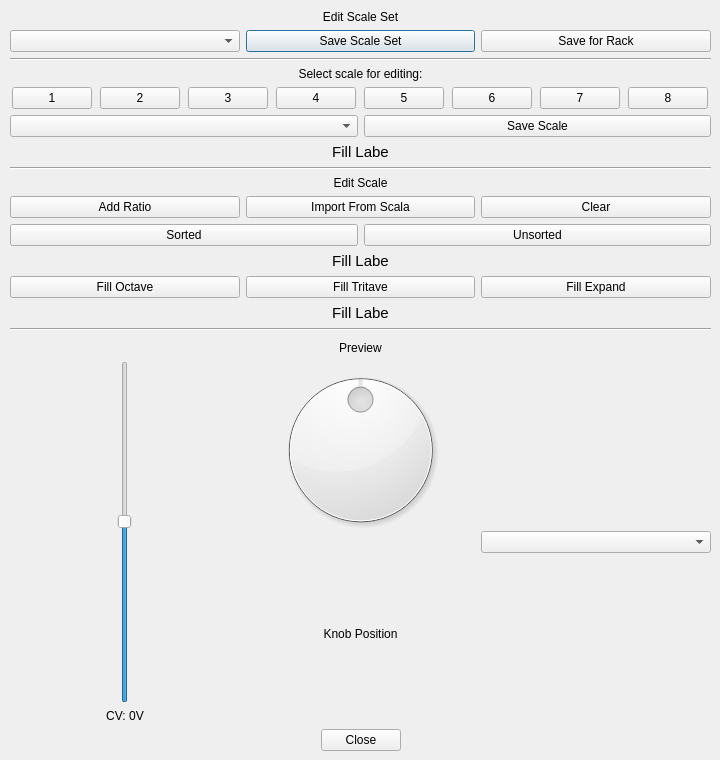
The window that sync3_scale_editor.ui (starlingcode/viaflash) describes before a commit, drawn with Qt 5.
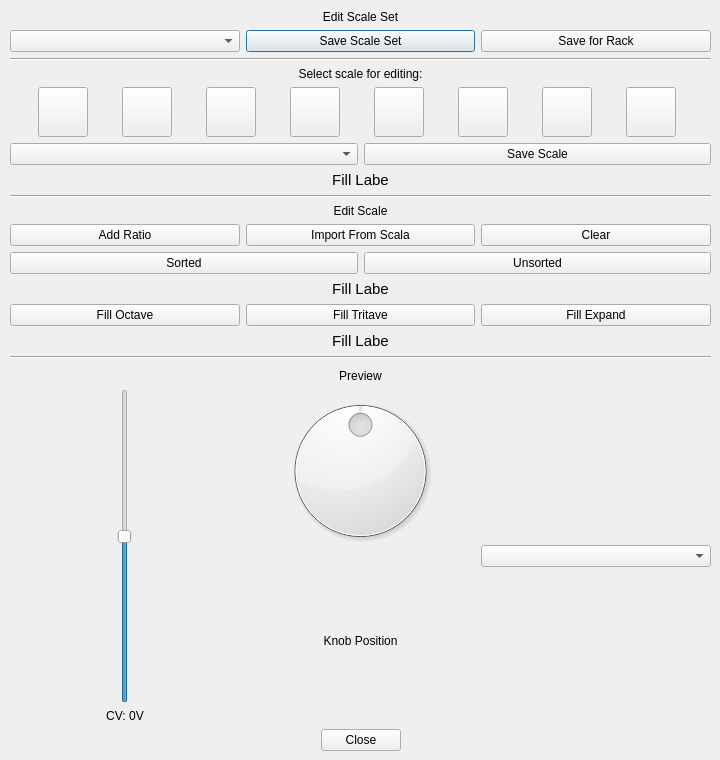
The same window after the commit. Custom widgets are drawn as their Qt base class.

Commit message: Implement led style buttons for sync3 scale editor

What changed in the file:
```diff
--- a/sync3_scale_editor.ui
+++ b/sync3_scale_editor.ui
@@ -94,19 +94,25 @@
          <bool>true</bool>
         </property>
         <property name="sizePolicy">
-         <sizepolicy hsizetype="Fixed" vsizetype="Fixed">
+         <sizepolicy hsizetype="Maximum" vsizetype="Fixed">
           <horstretch>0</horstretch>
           <verstretch>0</verstretch>
          </sizepolicy>
         </property>
         <property name="minimumSize">
          <size>
+          <width>50</width>
+          <height>50</height>
+         </size>
+        </property>
+        <property name="maximumSize">
+         <size>
           <width>30</width>
-          <height>0</height>
+          <height>16777215</height>
          </size>
         </property>
         <property name="text">
-         <string>1</string>
+         <string/>
         </property>
         <property name="checkable">
          <bool>true</bool>
@@ -126,12 +132,18 @@
         </property>
         <property name="minimumSize">
          <size>
+          <width>50</width>
+          <height>50</height>
+         </size>
+        </property>
+        <property name="maximumSize">
+         <size>
           <width>30</width>
-          <height>0</height>
+          <height>16777215</height>
          </size>
         </property>
         <property name="text">
-         <string>2</string>
+         <string/>
         </property>
         <property name="checkable">
          <bool>true</bool>
@@ -151,12 +163,18 @@
         </property>
         <property name="minimumSize">
          <size>
+          <width>50</width>
+          <height>50</height>
+         </size>
+        </property>
+        <property name="maximumSize">
+         <size>
           <width>30</width>
-          <height>0</height>
+          <height>16777215</height>
          </size>
         </property>
         <property name="text">
-         <string>3</string>
+         <string/>
         </property>
         <property name="checkable">
          <bool>true</bool>
@@ -176,12 +194,18 @@
         </property>
         <property name="minimumSize">
          <size>
+          <width>50</width>
+          <height>50</height>
+         </size>
+        </property>
+        <property name="maximumSize">
+         <size>
           <width>30</width>
-          <height>0</height>
+          <height>16777215</height>
          </size>
         </property>
         <property name="text">
-         <string>4</string>
+         <string/>
         </property>
         <property name="checkable">
          <bool>true</bool>
@@ -201,12 +225,18 @@
         </property>
         <property name="minimumSize">
          <size>
-          <width>30</width>
-          <height>0</height>
+          <width>50</width>
+          <height>50</height>
          </size>
         </property>
+        <property name="maximumSize">
+         <size>
+          <width>50</width>
+          <height>50</height>
+         </size>
+        </property>
         <property name="text">
-         <string>5</string>
+         <string/>
         </property>
         <property name="checkable">
          <bool>true</bool>
@@ -226,12 +256,18 @@
         </property>
         <property name="minimumSize">
          <size>
+          <width>50</width>
+          <height>50</height>
+         </size>
+        </property>
+        <property name="maximumSize">
+         <size>
           <width>30</width>
-          <height>0</height>
+          <height>16777215</height>
          </size>
         </property>
         <property name="text">
-         <string>6</string>
+         <string/>
         </property>
         <property name="checkable">
          <bool>true</bool>
@@ -251,12 +287,18 @@
         </property>
         <property name="minimumSize">
          <size>
+          <width>50</width>
+          <height>50</height>
+         </size>
+        </property>
+        <property name="maximumSize">
+         <size>
           <width>30</width>
-          <height>0</height>
+          <height>16777215</height>
          </size>
         </property>
         <property name="text">
-         <string>7</string>
+         <string/>
         </property>
         <property name="checkable">
          <bool>true</bool>
@@ -276,12 +318,18 @@
         </property>
         <property name="minimumSize">
          <size>
+          <width>50</width>
+          <height>50</height>
+         </size>
+        </property>
+        <property name="maximumSize">
+         <size>
           <width>30</width>
-          <height>0</height>
+          <height>16777215</height>
          </size>
         </property>
         <property name="text">
-         <string>8</string>
+         <string/>
         </property>
         <property name="checkable">
          <bool>true</bool>
@@ -642,6 +690,41 @@
    <extends>QPushButton</extends>
    <header>resourcesetbuttons.h</header>
   </customwidget>
+  <customwidget>
+   <class>Slot2Button</class>
+   <extends>QPushButton</extends>
+   <header>resourcesetbuttons.h</header>
+  </customwidget>
+  <customwidget>
+   <class>Slot3Button</class>
+   <extends>QPushButton</extends>
+   <header>resourcesetbuttons.h</header>
+  </customwidget>
+  <customwidget>
+   <class>Slot4Button</class>
+   <extends>QPushButton</extends>
+   <header>resourcesetbuttons.h</header>
+  </customwidget>
+  <customwidget>
+   <class>Slot5Button</class>
+   <extends>QPushButton</extends>
+   <header>resourcesetbuttons.h</header>
+  </customwidget>
+  <customwidget>
+   <class>Slot6Button</class>
+   <extends>QPushButton</extends>
+   <header>resourcesetbuttons.h</header>
+  </customwidget>
+  <customwidget>
+   <class>Slot7Button</class>
+   <extends>QPushButton</extends>
+   <header>resourcesetbuttons.h</header>
+  </customwidget>
+  <customwidget>
+   <class>Slot8Button</class>
+   <extends>QPushButton</extends>
+   <header>resourcesetbuttons.h</header>
+  </customwidget>
  </customwidgets>
  <resources/>
  <connections>
```
Left out of the diff: 14 changed lines with no effect on the pictures. The commit also changes 11 other files.
